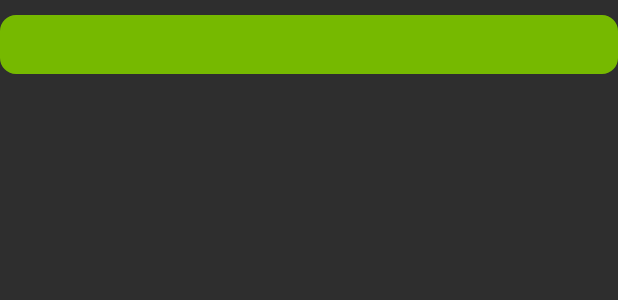
After one commit to pedr0luiz/desagil-projeto2-grupo2-nvidia, an Android app: the layout activity_results.xml on its own in the app's theme, with its tools: preview values and no code run, on a phone screen of 412 x 824 dp. The commit adds this screen. Shown: the top 300 px of the screen. Run offline under Robolectric (Android 15) with nearby library versions, the phone set to English and light mode, and no system bars.

Commit message:
Sprint2-Tela de resultados incompleta & Tela de inputs completa

```diff
--- a/projeto2Nvidia/app/src/main/AndroidManifest.xml
+++ b/projeto2Nvidia/app/src/main/AndroidManifest.xml
@@ -9,9 +9,8 @@
         android:roundIcon="@mipmap/ic_launcher_round"
         android:supportsRtl="true"
         android:theme="@style/Theme.AppCompat.NoActionBar">
-        <activity android:name=".InputActivity">
-
-        </activity>
+        <activity android:name=".ResultsActivity"></activity>
+        <activity android:name=".InputActivity"></activity>
         <activity android:name=".MainActivity">
             <intent-filter>
                 <action android:name="android.intent.action.MAIN" />
--- a/projeto2Nvidia/app/src/main/java/br/insper/edu/al/gabrielfz/projeto2nvidia/Predictor.java
+++ b/projeto2Nvidia/app/src/main/java/br/insper/edu/al/gabrielfz/projeto2nvidia/Predictor.java
@@ -31,7 +31,7 @@ public class Predictor {
 
     public CloudServer predictCloud(){
         if (dataType == "video"){
-
+            return p32Large;
         }
         return p316Large;
     }
--- /dev/null
+++ b/projeto2Nvidia/app/src/main/res/layout/activity_results.xml
@@ -0,0 +1,23 @@
+<?xml version="1.0" encoding="utf-8"?>
+<RelativeLayout xmlns:android="http://schemas.android.com/apk/res/android"
+    xmlns:app="http://schemas.android.com/apk/res-auto"
+    xmlns:tools="http://schemas.android.com/tools"
+    android:layout_width="match_parent"
+    android:layout_height="match_parent"
+    tools:context=".ResultsActivity"
+    android:background="@color/gray">
+    <TextView
+        android:layout_width="match_parent"
+        android:layout_height="wrap_content"
+        android:id="@+id/resultsText"
+        android:background="@drawable/roundborders"
+        android:layout_marginTop="10sp"/>
+
+    <TextView
+        android:layout_width="match_parent"
+        android:layout_height="wrap_content"
+        android:id="@+id/priceText"
+        android:layout_below="@+id/resultsText"
+        android:layout_marginTop="10sp"/>
+
+</RelativeLayout>
```
Also changed, not shown: projeto2Nvidia/app/src/main/java/br/insper/edu/al/gabrielfz/projeto2nvidia/InputActivity.java (+38 -0 lines), projeto2Nvidia/app/src/main/java/br/insper/edu/al/gabrielfz/projeto2nvidia/ResultsActivity.java (added, +24 -0 lines), projeto2Nvidia/app/src/main/res/values/strings.xml (+15 -15 lines).
